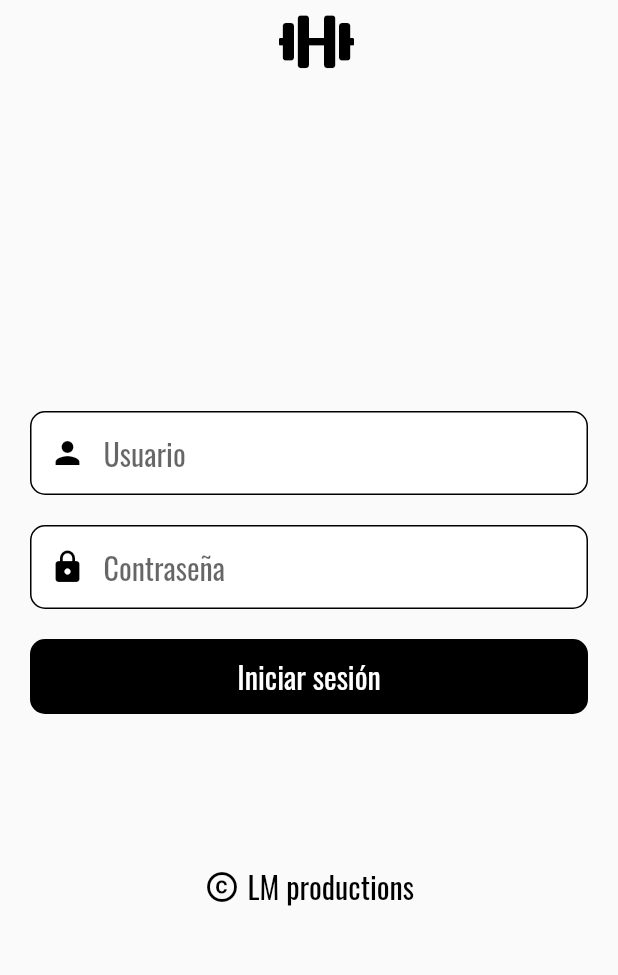
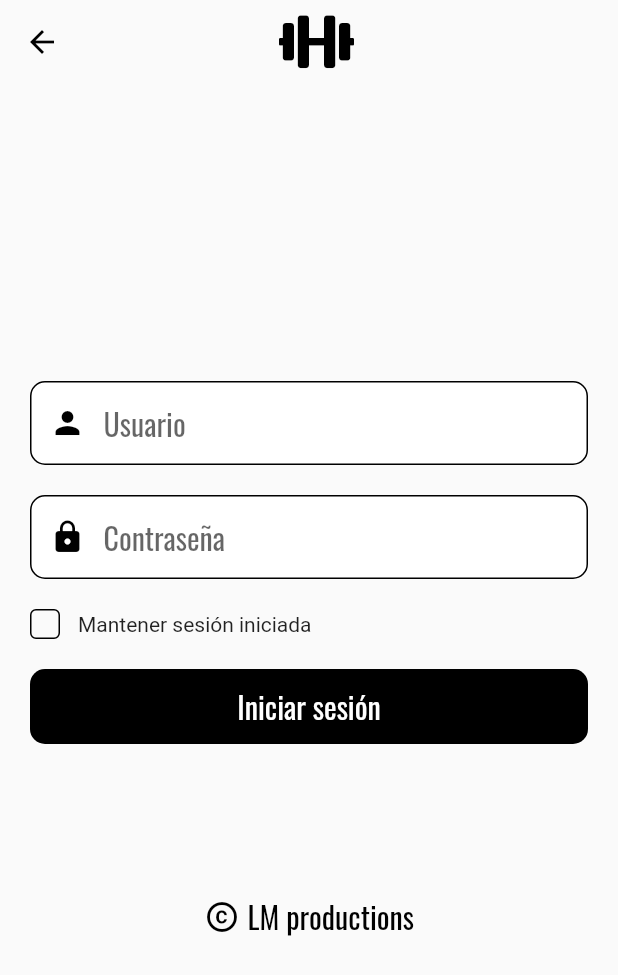
Before and after one commit to luismdelpozo/g_notes, a Flutter app: the Login screen opened directly, on a phone screen of 412 x 824 dp. Shown: the top 975 px of the screen. Run offline on Flutter 3.47's test engine with Material 2 defaults, Android fonts, the phone set to English and light mode, and no system bars; our stand-ins replace google_fonts.

```diff
--- a/lib/login.dart
+++ b/lib/login.dart
@@ -2,7 +2,10 @@ import 'package:flutter/cupertino.dart';
 import 'package:flutter/material.dart';
 import 'package:flutter/services.dart';
 import 'package:google_fonts/google_fonts.dart';
+import 'inicio.dart';
+import 'main.dart';
 import 'my_flutter_app_icons.dart';
+import 'package:g_notes/models/checkbox.dart';
 
 void main() {
   runApp(MyAppLogin());
@@ -106,6 +109,10 @@ class _Login extends State<Login> {
               ),
             ),
             Padding(
+                padding: const EdgeInsets.only(left: 20, right: 20, bottom: 20),
+                child: CheckBox('Mantener sesión iniciada'),
+            ),
+            Padding(
                 padding: const EdgeInsets.only(left: 20, right: 20),
                 child: InkWell(
                   child: Container(
@@ -128,7 +135,9 @@ class _Login extends State<Login> {
                       ],
                     ),
                   ),
-                  onTap: (){},
+                  onTap: (){
+                    Navigator.push(context, MaterialPageRoute(builder: (context) => MyApp()));
+                  },
                 )
             ),
             Padding(
--- /dev/null
+++ b/lib/models/checkbox.dart
@@ -0,0 +1,48 @@
+import 'package:flutter/material.dart';
+
+class CheckBox extends StatefulWidget {
+  final String text;
+  const CheckBox(this.text);
+  @override
+  _CheckBoxState createState() => _CheckBoxState();
+}
+
+class _CheckBoxState extends State<CheckBox> {
+  bool _isSelected = false;
+  @override
+  Widget build(BuildContext context) {
+    return Column(
+      children: [
+        Row(
+          children: [
+            GestureDetector(
+              onTap: () {
+                setState(() {
+                  _isSelected = !_isSelected;
+                });
+              },
+              child: Container(
+                width: 20,
+                height: 20,
+                decoration: BoxDecoration(
+                    borderRadius: BorderRadius.circular(4),
+                    border: Border.all(color: Colors.black)),
+                child: _isSelected
+                    ? Icon(
+                  Icons.check,
+                  size: 17,
+                  color: Colors.black,
+                )
+                    : null,
+              ),
+            ),
+            SizedBox(
+              width: 12,
+            ),
+            Text(widget.text),
+          ],
+        )
+      ],
+    );
+  }
+}
--- a/lib/models/constants.dart
+++ b/lib/models/constants.dart
@@ -1,7 +1,8 @@
 import 'dart:ui';
 import 'package:flutter/material.dart';
 
+const Style_letra_titulo = TextStyle(fontSize: 25);
 const Style_letra = TextStyle(fontSize: 20);
-const Style_letra_small = TextStyle(fontSize: 10);
+const Style_letra_small = TextStyle(fontSize: 15);
 Radius get radius => const Radius.circular(10);
 const double padding = 10;
```
Also changed, not shown: lib/init_page.dart (added, +146 -0 lines), lib/registerUser.dart (deleted, +0 -53 lines), lib/register_user.dart (added, +178 -0 lines).
